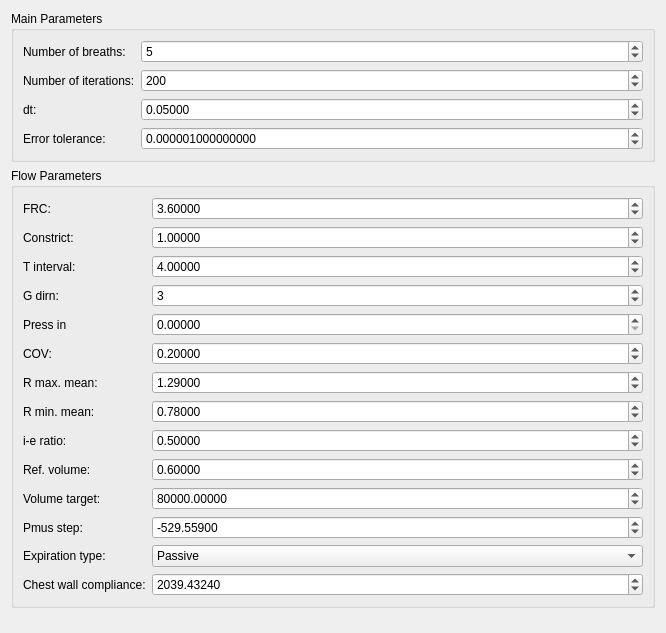
The window that res/designer/ventilationwidget.ui (tsalemink/neon) describes before a commit, drawn with Qt 5.
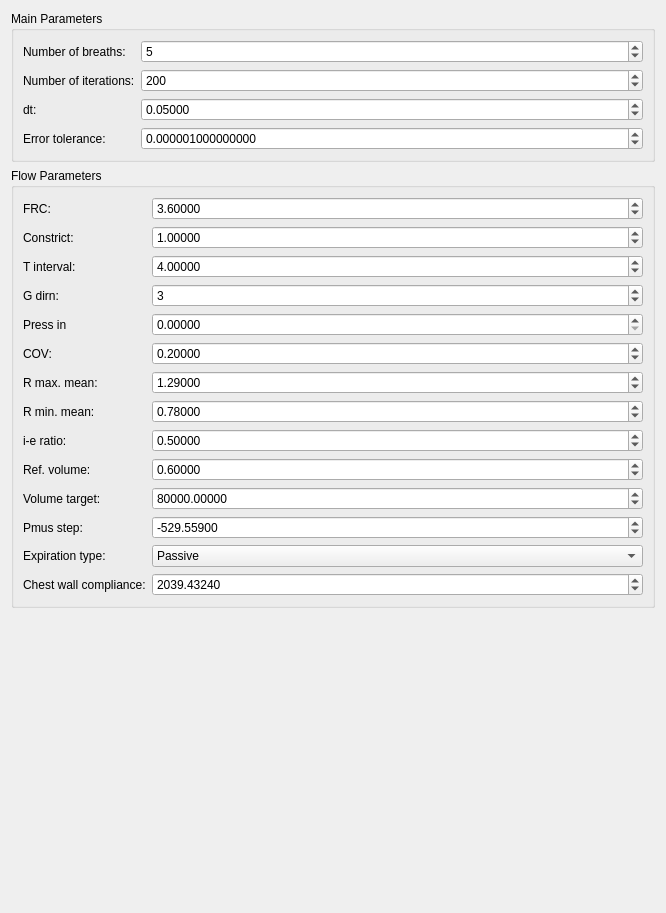
The same window after the commit.

Diff of the .ui file:
```diff
--- a/res/designer/ventilationwidget.ui
+++ b/res/designer/ventilationwidget.ui
@@ -7,7 +7,7 @@
     <x>0</x>
     <y>0</y>
     <width>666</width>
-    <height>633</height>
+    <height>913</height>
    </rect>
   </property>
   <property name="windowTitle">
```
Left out of the diff: 20 changed lines with no effect on the pictures.
